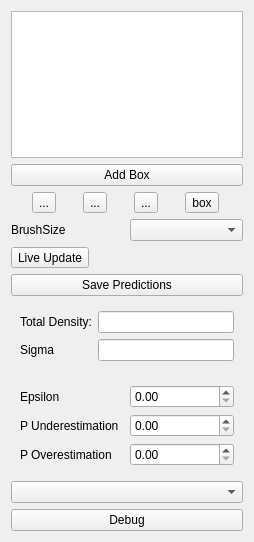
Old version of the form ilastik/applets/counting3d/labelingDrawer.ui in the repository ilastik/ilastik.
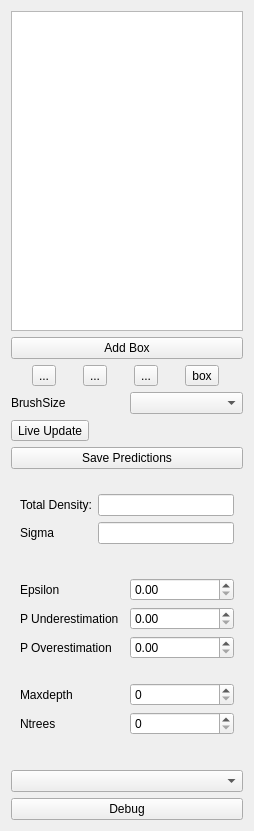
New version of the form. Custom widgets are drawn as their Qt base class.

Commit message: counting interface random forest parameters

```diff
--- a/ilastik/applets/counting3d/labelingDrawer.ui
+++ b/ilastik/applets/counting3d/labelingDrawer.ui
@@ -7,7 +7,7 @@
     <x>0</x>
     <y>0</y>
     <width>254</width>
-    <height>542</height>
+    <height>831</height>
    </rect>
   </property>
   <property name="sizePolicy">
@@ -108,8 +108,27 @@
      </property>
     </widget>
    </item>
+   <item>
+    <spacer name="verticalSpacer_2">
+     <property name="orientation">
+      <enum>Qt::Vertical</enum>
+     </property>
+     <property name="sizeType">
+      <enum>QSizePolicy::Fixed</enum>
+     </property>
+     <property name="sizeHint" stdset="0">
+      <size>
+       <width>20</width>
+       <height>10</height>
+      </size>
+     </property>
+    </spacer>
+   </item>
    <item>
     <widget class="QWidget" name="gridWidget" native="true">
+     <property name="autoFillBackground">
+      <bool>false</bool>
+     </property>
      <layout class="QGridLayout" name="gridLayout_3">
       <item row="1" column="0">
        <widget class="QLabel" name="label_2">
@@ -134,6 +153,22 @@
      </layout>
     </widget>
    </item>
+   <item>
+    <spacer name="verticalSpacer">
+     <property name="orientation">
+      <enum>Qt::Vertical</enum>
+     </property>
+     <property name="sizeType">
+      <enum>QSizePolicy::Fixed</enum>
+     </property>
+     <property name="sizeHint" stdset="0">
+      <size>
+       <width>20</width>
+       <height>10</height>
+      </size>
+     </property>
+    </spacer>
+   </item>
    <item>
     <layout class="QVBoxLayout" name="verticalLayout_5">
      <item>
@@ -176,6 +211,48 @@
        </item>
       </layout>
      </item>
+     <item>
+      <widget class="QWidget" name="rf_panel" native="true">
+       <layout class="QGridLayout" name="gridLayout_4">
+        <item row="2" column="1">
+         <widget class="QSpinBox" name="spinmaxdepth"/>
+        </item>
+        <item row="2" column="0">
+         <widget class="QLabel" name="label_6">
+          <property name="text">
+           <string>Maxdepth</string>
+          </property>
+         </widget>
+        </item>
+        <item row="4" column="0">
+         <widget class="QLabel" name="label_7">
+          <property name="text">
+           <string>Ntrees</string>
+          </property>
+         </widget>
+        </item>
+        <item row="4" column="1">
+         <widget class="QSpinBox" name="spinntrees"/>
+        </item>
+       </layout>
+      </widget>
+     </item>
+     <item>
+      <spacer name="verticalSpacer_3">
+       <property name="orientation">
+        <enum>Qt::Vertical</enum>
+       </property>
+       <property name="sizeType">
+        <enum>QSizePolicy::Preferred</enum>
+       </property>
+       <property name="sizeHint" stdset="0">
+        <size>
+         <width>20</width>
+         <height>20</height>
+        </size>
+       </property>
+      </spacer>
+     </item>
      <item>
       <widget class="QComboBox" name="SVROptions"/>
      </item>
```
The commit also changes 2 other files.
